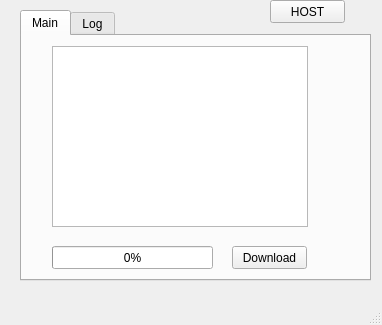
First picture: the form in mainwindow.ui, repository Tlakatlekutl/ComFile, before the edit.
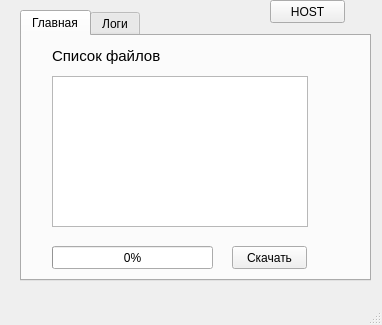
Second picture: the form after the edit.

Commit message: Russian interface

```diff
--- a/mainwindow.ui
+++ b/mainwindow.ui
@@ -28,15 +28,15 @@
     </property>
     <widget class="QWidget" name="tab">
      <attribute name="title">
-      <string>Main</string>
+      <string>Главная</string>
      </attribute>
      <widget class="QListWidget" name="listWidget">
       <property name="geometry">
        <rect>
         <x>30</x>
-        <y>10</y>
+        <y>40</y>
         <width>256</width>
-        <height>181</height>
+        <height>151</height>
        </rect>
       </property>
      </widget>
@@ -49,8 +49,423 @@
         <height>23</height>
        </rect>
       </property>
+      <property name="palette">
+       <palette>
+        <active>
+         <colorrole role="WindowText">
+          <brush brushstyle="SolidPattern">
+           <color alpha="255">
+            <red>0</red>
+            <green>0</green>
+            <blue>0</blue>
+           </color>
+          </brush>
+         </colorrole>
+         <colorrole role="Button">
+          <brush brushstyle="SolidPattern">
+           <color alpha="255">
+            <red>240</red>
+            <green>240</green>
+            <blue>240</blue>
+           </color>
+          </brush>
+         </colorrole>
+         <colorrole role="Light">
+          <brush brushstyle="SolidPattern">
+           <color alpha="255">
+            <red>255</red>
+            <green>255</green>
+            <blue>255</blue>
+           </color>
+          </brush>
+         </colorrole>
+         <colorrole role="Midlight">
+          <brush brushstyle="SolidPattern">
+           <color alpha="255">
+            <red>247</red>
+            <green>247</green>
+            <blue>247</blue>
+           </color>
+          </brush>
+         </colorrole>
+         <colorrole role="Dark">
+          <brush brushstyle="SolidPattern">
+           <color alpha="255">
+            <red>120</red>
+            <green>120</green>
+            <blue>120</blue>
+           </color>
+          </brush>
+         </colorrole>
+         <colorrole role="Mid">
+          <brush brushstyle="SolidPattern">
+           <color alpha="255">
+            <red>160</red>
+            <green>160</green>
+            <blue>160</blue>
+           </color>
+          </brush>
+         </colorrole>
+         <colorrole role="Text">
+          <brush brushstyle="SolidPattern">
+           <color alpha="255">
+            <red>0</red>
+            <green>0</green>
+            <blue>0</blue>
+           </color>
+          </brush>
+         </colorrole>
+         <colorrole role="BrightText">
+          <brush brushstyle="SolidPattern">
+           <color alpha="255">
+            <red>255</red>
+            <green>255</green>
+            <blue>255</blue>
+           </color>
+          </brush>
+         </colorrole>
+         <colorrole role="ButtonText">
+          <brush brushstyle="SolidPattern">
+           <color alpha="255">
+            <red>0</red>
+            <green>0</green>
+            <blue>0</blue>
+           </color>
+          </brush>
+         </colorrole>
+         <colorrole role="Base">
+          <brush brushstyle="SolidPattern">
+           <color alpha="255">
+            <red>255</red>
+            <green>255</green>
+            <blue>255</blue>
+           </color>
+          </brush>
+         </colorrole>
+         <colorrole role="Window">
+          <brush brushstyle="SolidPattern">
+           <color alpha="255">
+            <red>240</red>
+            <green>240</green>
+            <blue>240</blue>
+           </color>
+          </brush>
+         </colorrole>
+         <colorrole role="Shadow">
+          <brush brushstyle="SolidPattern">
+           <color alpha="255">
+            <red>0</red>
+            <green>0</green>
+            <blue>0</blue>
+           </color>
+          </brush>
+         </colorrole>
+         <colorrole role="AlternateBase">
+          <brush brushstyle="SolidPattern">
+           <color alpha="255">
+            <red>247</red>
+            <green>247</green>
+            <blue>247</blue>
+           </color>
+          </brush>
+         </colorrole>
+         <colorrole role="ToolTipBase">
+          <brush brushstyle="SolidPattern">
+           <color alpha="255">
+            <red>255</red>
+            <green>255</green>
+            <blue>220</blue>
+           </color>
+          </brush>
+         </colorrole>
+         <colorrole role="ToolTipText">
+          <brush brushstyle="SolidPattern">
+           <color alpha="255">
+            <red>0</red>
+            <green>0</green>
+            <blue>0</blue>
+           </color>
+          </brush>
+         </colorrole>
+        </active>
+        <inactive>
+         <colorrole role="WindowText">
+          <brush brushstyle="SolidPattern">
+           <color alpha="255">
+            <red>0</red>
+            <green>0</green>
+            <blue>0</blue>
+           </color>
+          </brush>
+         </colorrole>
+         <colorrole role="Button">
+          <brush brushstyle="SolidPattern">
+           <color alpha="255">
+            <red>240</red>
+            <green>240</green>
+            <blue>240</blue>
+           </color>
+          </brush>
+         </colorrole>
+         <colorrole role="Light">
+          <brush brushstyle="SolidPattern">
+           <color alpha="255">
+            <red>255</red>
+            <green>255</green>
+            <blue>255</blue>
+           </color>
+          </brush>
+         </colorrole>
+         <colorrole role="Midlight">
+          <brush brushstyle="SolidPattern">
+           <color alpha="255">
+            <red>247</red>
+            <green>247</green>
+            <blue>247</blue>
+           </color>
+          </brush>
+         </colorrole>
+         <colorrole role="Dark">
+          <brush brushstyle="SolidPattern">
+           <color alpha="255">
+            <red>120</red>
+            <green>120</green>
+            <blue>120</blue>
+           </color>
+          </brush>
+         </colorrole>
+         <colorrole role="Mid">
+          <brush brushstyle="SolidPattern">
+           <color alpha="255">
+            <red>160</red>
+            <green>160</green>
+            <blue>160</blue>
+           </color>
+          </brush>
+         </colorrole>
+         <colorrole role="Text">
+          <brush brushstyle="SolidPattern">
+           <color alpha="255">
+            <red>0</red>
+            <green>0</green>
+            <blue>0</blue>
+           </color>
+          </brush>
+         </colorrole>
+         <colorrole role="BrightText">
+          <brush brushstyle="SolidPattern">
+           <color alpha="255">
+            <red>255</red>
+            <green>255</green>
+            <blue>255</blue>
+           </color>
+          </brush>
+         </colorrole>
+         <colorrole role="ButtonText">
+          <brush brushstyle="SolidPattern">
+           <color alpha="255">
+            <red>0</red>
+            <green>0</green>
+            <blue>0</blue>
+           </color>
+          </brush>
+         </colorrole>
+         <colorrole role="Base">
+          <brush brushstyle="SolidPattern">
+           <color alpha="255">
+            <red>255</red>
+            <green>255</green>
+            <blue>255</blue>
+           </color>
+          </brush>
+         </colorrole>
+         <colorrole role="Window">
+          <brush brushstyle="SolidPattern">
+           <color alpha="255">
+            <red>240</red>
+            <green>240</green>
+            <blue>240</blue>
+           </color>
+          </brush>
+         </colorrole>
+         <colorrole role="Shadow">
+          <brush brushstyle="SolidPattern">
+           <color alpha="255">
+            <red>0</red>
+            <green>0</green>
+            <blue>0</blue>
+           </color>
+          </brush>
+         </colorrole>
+         <colorrole role="AlternateBase">
+          <brush brushstyle="SolidPattern">
+           <color alpha="255">
+            <red>247</red>
+            <green>247</green>
+            <blue>247</blue>
+           </color>
+          </brush>
+         </colorrole>
+         <colorrole role="ToolTipBase">
+          <brush brushstyle="SolidPattern">
+           <color alpha="255">
+            <red>255</red>
+            <green>255</green>
+            <blue>220</blue>
+           </color>
+          </brush>
+         </colorrole>
+         <colorrole role="ToolTipText">
+          <brush brushstyle="SolidPattern">
+           <color alpha="255">
+            <red>0</red>
+            <green>0</green>
+            <blue>0</blue>
+           </color>
+          </brush>
+         </colorrole>
+        </inactive>
+        <disabled>
+         <colorrole role="WindowText">
+          <brush brushstyle="SolidPattern">
+           <color alpha="255">
+            <red>120</red>
+            <green>120</green>
+            <blue>120</blue>
+           </color>
+          </brush>
+         </colorrole>
+         <colorrole role="Button">
+          <brush brushstyle="SolidPattern">
+           <color alpha="255">
+            <red>240</red>
+            <green>240</green>
+            <blue>240</blue>
+           </color>
+          </brush>
+         </colorrole>
+         <colorrole role="Light">
+          <brush brushstyle="SolidPattern">
+           <color alpha="255">
+            <red>255</red>
+            <green>255</green>
+            <blue>255</blue>
+           </color>
+          </brush>
+         </colorrole>
+         <colorrole role="Midlight">
+          <brush brushstyle="SolidPattern">
+           <color alpha="255">
+            <red>247</red>
+            <green>247</green>
+            <blue>247</blue>
+           </color>
+          </brush>
+         </colorrole>
+         <colorrole role="Dark">
+          <brush brushstyle="SolidPattern">
+           <color alpha="255">
+            <red>120</red>
+            <green>120</green>
+            <blue>120</blue>
+           </color>
+          </brush>
+         </colorrole>
+         <colorrole role="Mid">
+          <brush brushstyle="SolidPattern">
+           <color alpha="255">
+            <red>160</red>
+            <green>160</green>
+            <blue>160</blue>
+           </color>
+          </brush>
+         </colorrole>
+         <colorrole role="Text">
+          <brush brushstyle="SolidPattern">
+           <color alpha="255">
+            <red>120</red>
+            <green>120</green>
+            <blue>120</blue>
+           </color>
+          </brush>
+         </colorrole>
+         <colorrole role="BrightText">
+          <brush brushstyle="SolidPattern">
+           <color alpha="255">
+            <red>255</red>
+            <green>255</green>
+            <blue>255</blue>
+           </color>
+          </brush>
+         </colorrole>
+         <colorrole role="ButtonText">
+          <brush brushstyle="SolidPattern">
+           <color alpha="255">
+            <red>120</red>
+            <green>120</green>
+            <blue>120</blue>
+           </color>
+          </brush>
+         </colorrole>
+         <colorrole role="Base">
+          <brush brushstyle="SolidPattern">
+           <color alpha="255">
+            <red>240</red>
+            <green>240</green>
+            <blue>240</blue>
+           </color>
+          </brush>
+         </colorrole>
+         <colorrole role="Window">
+          <brush brushstyle="SolidPattern">
+           <color alpha="255">
+            <red>240</red>
+            <green>240</green>
+            <blue>240</blue>
+           </color>
+          </brush>
+         </colorrole>
+         <colorrole role="Shadow">
+          <brush brushstyle="SolidPattern">
+           <color alpha="255">
+            <red>0</red>
+            <green>0</green>
+            <blue>0</blue>
+           </color>
+          </brush>
+         </colorrole>
+         <colorrole role="AlternateBase">
+          <brush brushstyle="SolidPattern">
+           <color alpha="255">
+            <red>240</red>
+            <green>240</green>
+            <blue>240</blue>
+           </color>
+          </brush>
+         </colorrole>
+         <colorrole role="ToolTipBase">
+          <brush brushstyle="SolidPattern">
+           <color alpha="255">
+            <red>255</red>
+            <green>255</green>
+            <blue>220</blue>
+           </color>
+          </brush>
+         </colorrole>
+         <colorrole role="ToolTipText">
+          <brush brushstyle="SolidPattern">
+           <color alpha="255">
+            <red>0</red>
+            <green>0</green>
+            <blue>0</blue>
+           </color>
+          </brush>
+         </colorrole>
+        </disabled>
+       </palette>
+      </property>
       <property name="text">
-       <string>Download</string>
+       <string>Скачать</string>
       </property>
      </widget>
      <widget class="QProgressBar" name="progressBar">
@@ -66,10 +481,28 @@
        <number>0</number>
       </property>
      </widget>
+     <widget class="QLabel" name="label">
+      <property name="geometry">
+       <rect>
+        <x>30</x>
+        <y>10</y>
+        <width>121</width>
+        <height>20</height>
+       </rect>
+      </property>
+      <property name="font">
+       <font>
+        <pointsize>11</pointsize>
+       </font>
+      </property>
+      <property name="text">
+       <string>Список файлов</string>
+      </property>
+     </widget>
     </widget>
     <widget class="QWidget" name="tab_2">
      <attribute name="title">
-      <string>Log</string>
+      <string>Логи</string>
      </attribute>
      <widget class="QTextBrowser" name="logArea">
       <property name="geometry">
```
The commit also changes 3 other files.
